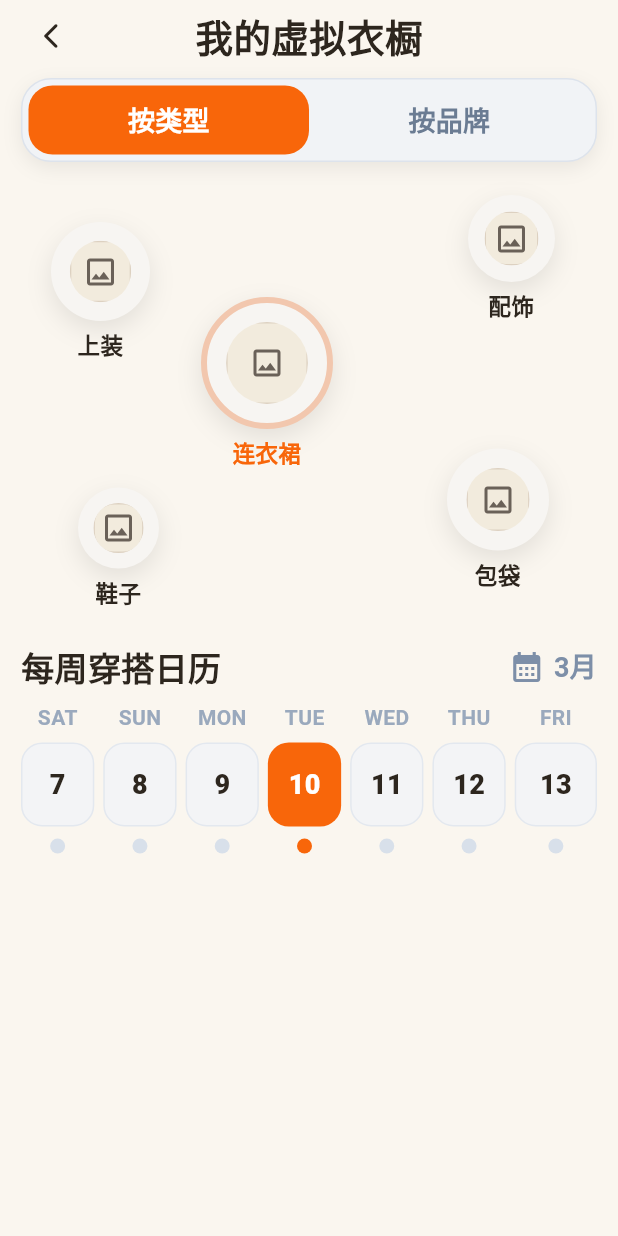
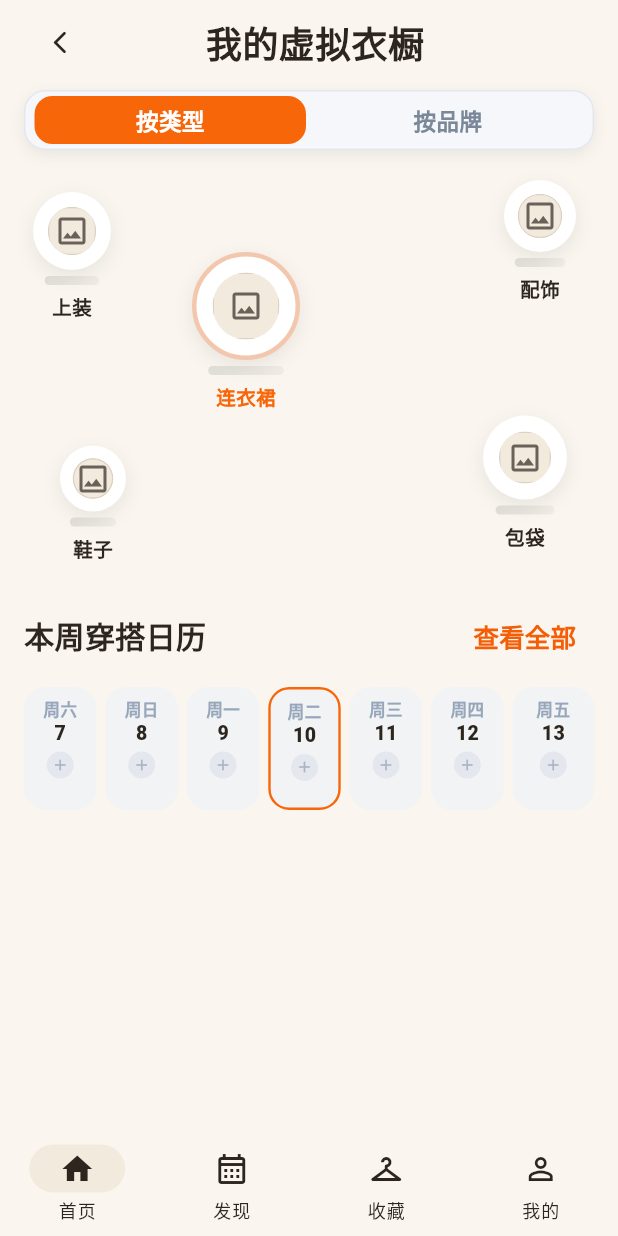
Before and after one commit to switch996/personalwardrobe, a Flutter app: the screen it shows after launch, after a tap on "进入虚拟衣橱", on a phone screen of 412 x 824 dp. Run offline on Flutter 3.47's test engine with Material 3 defaults, Android fonts, the phone set to English and light mode, and no system bars; statements that could not run were skipped.

Commit message:
修改我的虚拟衣橱

```diff
--- a/lib/pages/today_page.dart
+++ b/lib/pages/today_page.dart
@@ -23,14 +23,13 @@ class TodayPage extends StatelessWidget {
   Widget build(BuildContext context) {
     return ValueListenableBuilder<int>(
       valueListenable: refresh,
-      builder: (context, value, child) {
+      builder: (context, _, __) {
         final now = DateTime.now();
-        final todayEntries = store.outfitsOn(now);
-        final coverPath = todayEntries.isNotEmpty
-            ? todayEntries.first.imagePath
+        final todays = store.outfitsOn(now);
+        final heroImage = todays.isNotEmpty
+            ? todays.first.imagePath
             : (store.outfits.isNotEmpty ? store.outfits.first.imagePath : '');
-        final screenWidth = MediaQuery.of(context).size.width;
-        final heroHeight = (screenWidth - DsSpace.md * 2) * 1.22;
+        final heroHeight = (MediaQuery.of(context).size.width - DsSpace.md * 2) * 1.2;
 
         return Scaffold(
           backgroundColor: DsColors.paper,
@@ -41,7 +40,7 @@ class TodayPage extends StatelessWidget {
                 _HeaderRow(date: now),
                 const SizedBox(height: DsSpace.md),
                 _HeroCard(
-                  imagePath: coverPath,
+                  imagePath: heroImage,
                   height: heroHeight.clamp(360, 560).toDouble(),
                   onCameraTap: () async {
                     final changed = await showOutfitEditorSheet(
@@ -226,7 +225,7 @@ class _ClosetBanner extends StatelessWidget {
       onTap: onTap,
       borderRadius: DsRadius.lg,
       child: Container(
-        height: 162,
+        height: 160,
         decoration: BoxDecoration(
           borderRadius: DsRadius.lg,
           gradient: const LinearGradient(
@@ -261,7 +260,7 @@ class _ClosetBanner extends StatelessWidget {
                     '进入虚拟衣橱',
                     style: TextStyle(
                       color: Colors.white,
-                      fontSize: 40 / 2,
+                      fontSize: 20,
                       fontWeight: FontWeight.w800,
                     ),
                   ),
@@ -276,7 +275,7 @@ class _ClosetBanner extends StatelessWidget {
                   ),
                   SizedBox(height: 8),
                   Text(
-                    '点击推门开启 ->',
+                    '点击推门开启 →',
                     style: TextStyle(
                       color: Color(0xFFF5903D),
                       fontSize: 16,
@@ -308,10 +307,7 @@ class _WeekSection extends StatelessWidget {
   Widget build(BuildContext context) {
     final now = DateTime.now();
     final start = DateTime(now.year, now.month, now.day - 3);
-    final days = List<DateTime>.generate(
-      7,
-      (index) => DateTime(start.year, start.month, start.day + index),
-    );
+    final days = List<DateTime>.generate(7, (index) => DateTime(start.year, start.month, start.day + index));
 
     return Column(
       children: [
@@ -322,7 +318,7 @@ class _WeekSection extends StatelessWidget {
                 '本周穿搭日历',
                 style: TextStyle(
                   color: DsColors.ink,
-                  fontSize: 40 / 2,
+                  fontSize: 20,
                   fontWeight: FontWeight.w800,
                 ),
               ),
@@ -337,7 +333,7 @@ class _WeekSection extends StatelessWidget {
                 '查看全部',
                 style: TextStyle(
                   color: Color(0xFFF45E06),
-                  fontSize: 34 / 2,
+                  fontSize: 17,
                   fontWeight: FontWeight.w700,
                 ),
               ),
@@ -394,7 +390,7 @@ class _WeekDayCard extends StatelessWidget {
 
   @override
   Widget build(BuildContext context) {
-    final dayLabel = _weekdayLabel(day.weekday);
+    final label = _weekdayLabel(day.weekday);
     final selected = isToday && hasRecord;
     final outlined = isToday && !hasRecord;
 
@@ -421,7 +417,7 @@ class _WeekDayCard extends StatelessWidget {
         child: Column(
           children: [
             Text(
-              dayLabel,
+              label,
               style: TextStyle(
                 color: selected ? Colors.white : const Color(0xFF97A6BA),
                 fontSize: 11,
@@ -463,7 +459,7 @@ class _WeekDayCard extends StatelessWidget {
 }
 
 String _weekdayLabel(int weekday) {
-  const labels = <String>['MON', 'TUE', 'WED', 'THU', 'FRI', 'SAT', 'SUN'];
+  const labels = <String>['周一', '周二', '周三', '周四', '周五', '周六', '周日'];
   return labels[weekday - 1];
 }
 
--- a/lib/pages/virtual_closet_page.dart
+++ b/lib/pages/virtual_closet_page.dart
@@ -3,6 +3,10 @@ import 'package:flutter/material.dart';
 import '../design/ds.dart';
 import '../design/widgets.dart';
 import '../models/closet_item.dart';
+import '../pages/closet_page.dart';
+import '../pages/diary_page.dart';
+import '../pages/me_page.dart';
+import '../pages/outfit_detail_page.dart';
 import '../store/local_store.dart';
 
 class VirtualClosetPage extends StatefulWidget {
@@ -29,7 +33,6 @@ class _VirtualClosetPageState extends State<VirtualClosetPage> {
     return ValueListenableBuilder<int>(
       valueListenable: widget.refresh,
       builder: (context, value, child) {
-        final now = DateTime.now();
         final topItem = _firstByCategory('top');
         final accessoryItem = _firstByCategory('accessory');
         final dressItem = _firstByCategory('dress');
@@ -40,77 +43,82 @@ class _VirtualClosetPageState extends State<VirtualClosetPage> {
           backgroundColor: DsColors.paper,
           body: SafeArea(
             child: ListView(
-              padding: const EdgeInsets.fromLTRB(14, 4, 14, 20),
+              padding: const EdgeInsets.fromLTRB(16, 8, 16, 24),
               children: [
                 _TopBar(onBack: () => Navigator.of(context).pop()),
-                const SizedBox(height: 8),
+                const SizedBox(height: 12),
                 _FilterSwitch(
                   byType: _byType,
-                  onChange: (byType) {
-                    setState(() {
-                      _byType = byType;
-                    });
-                  },
+                  onChange: (value) => setState(() => _byType = value),
                 ),
-                const SizedBox(height: 14),
+                const SizedBox(height: 20),
                 SizedBox(
-                  height: 300,
+                  height: 260,
                   child: Stack(
                     clipBehavior: Clip.none,
                     children: [
                       Positioned(
-                        left: 10,
-                        top: 26,
+                        left: 6,
+                        top: 8,
                         child: _FloatIcon(
                           label: _labelFor(topItem, '上装'),
                           imagePath: topItem?.imagePath ?? '',
-                          iconSize: 66,
+                          iconSize: 52,
+                        ),
+                      ),
+                      Positioned(
+                        right: 12,
+                        top: 0,
+                        child: _FloatIcon(
+                          label: _labelFor(accessoryItem, '配饰'),
+                          imagePath: accessoryItem?.imagePath ?? '',
+                          iconSize: 48,
+                        ),
+                      ),
+                      Positioned(
+                        left: 112,
+                        top: 48,
+                        child: _FloatIcon(
+                          label: _labelFor(dressItem, '连衣裙'),
+                          imagePath: dressItem?.imagePath ?? '',
+                          iconSize: 72,
+                          highlighted: true,
+                        ),
+                      ),
+                      Positioned(
+                        left: 24,
+                        bottom: 6,
+                        child: _FloatIcon(
+                          label: _labelFor(shoesItem, '鞋子'),
+                          imagePath: shoesItem?.imagePath ?? '',
+                          iconSize: 44,
                         ),
                       ),
                       Positioned(
                         right: 18,
-                        top: 8,
-                        child: _FloatIcon(
-                          label: _labelFor(accessoryItem, '配饰'),
-                          imagePath: accessoryItem?.imagePath ?? '',
-                          iconSize: 58,
-                        ),
-                      ),
-                      Positioned(
-                        left: 110,
-                        top: 76,
-                        child: _FloatIcon(
-                          label: _labelFor(dressItem, '连衣裙'),
-                          imagePath: dressItem?.imagePath ?? '',
-                          iconSize: 88,
-                          highlighted: true,
-                        ),
-                      ),
-                      Positioned(
-                        left: 28,
-                        bottom: 18,
-                        child: _FloatIcon(
-                          label: _labelFor(shoesItem, '鞋子'),
-                          imagePath: shoesItem?.imagePath ?? '',
-                          iconSize: 54,
-                        ),
-                      ),
-                      Positioned(
-                        right: 22,
-                        bottom: 30,
+                        bottom: 14,
                         child: _FloatIcon(
                           label: _labelFor(bagItem, '包袋'),
                           imagePath: bagItem?.imagePath ?? '',
-                          iconSize: 68,
+                          iconSize: 56,
                         ),
                       ),
                     ],
                   ),
                 ),
-                const SizedBox(height: 8),
-                _WeekCalendar(now: now),
+                const SizedBox(height: 20),
+                _WeeklyStrip(
+                  store: widget.store,
+                  refresh: widget.refresh,
+                  onRefresh: widget.onRefresh,
+                ),
               ],
             ),
+          ),
+          bottomNavigationBar: _BottomNav(
+            store: widget.store,
+            refresh: widget.refresh,
+            onRefresh: widget.onRefresh,
           ),
         );
       },
@@ -142,14 +150,9 @@ class _TopBar extends StatelessWidget {
       height: 40,
       child: Row(
         children: [
-          SizedBox(
-            width: 40,
-            height: 40,
-            child: IconButton(
-              padding: EdgeInsets.zero,
-              onPressed: onBack,
-              icon: const Icon(Icons.arrow_back_ios_new_rounded, size: 20),
-            ),
+          IconButton(
+            onPressed: onBack,
+            icon: const Icon(Icons.arrow_back_ios_new_rounded, size: 18),
           ),
           const Expanded(
             child: Center(
@@ -157,7 +160,7 @@ class _TopBar extends StatelessWidget {
                 '我的虚拟衣橱',
                 style: TextStyle(
                   color: DsColors.ink,
-                  fontSize: 25,
+                  fontSize: 24,
                   fontWeight: FontWeight.w800,
                 ),
               ),
@@ -171,10 +174,7 @@ class _TopBar extends StatelessWidget {
 }
 
 class _FilterSwitch extends StatelessWidget {
-  const _FilterSwitch({
-    required this.byType,
-    required this.onChange,
-  });
+  const _FilterSwitch({required this.byType, required this.onChange});
 
   final bool byType;
   final ValueChanged<bool> onChange;
@@ -182,14 +182,14 @@ class _FilterSwitch extends StatelessWidget {
   @override
   Widget build(BuildContext context) {
     return Container(
-      height: 56,
-      padding: const EdgeInsets.all(4),
+      height: 40,
+      padding: const EdgeInsets.symmetric(horizontal: 4, vertical: 3),
       decoration: BoxDecoration(
-        color: const Color(0xFFF1F3F6),
-        borderRadius: BorderRadius.circular(20),
-        border: Border.all(color: const Color(0xFFDDE3EC)),
+        color: const Color(0xFFF6F7FA),
+        borderRadius: BorderRadius.circular(14),
+        border: Border.all(color: const Color(0xFFE3E8EF)),
         boxShadow: const [
-          BoxShadow(color: Color(0x12000000), blurRadius: 10, offset: Offset(0, 4)),
+          BoxShadow(color: Color(0x12000000), blurRadius: 8, offset: Offset(0, 3)),
         ],
       ),
       child: Row(
@@ -225,20 +225,22 @@ class _SwitchCell extends StatelessWidget {
   Widget build(BuildContext context) {
     return Expanded(
       child: InkWell(
+        borderRadius: BorderRadius.circular(12),
         onTap: onTap,
-        borderRadius: BorderRadius.circular(16),
         child: AnimatedContainer(
-          duration: const Duration(milliseconds: 180),
+          duration: const Duration(milliseconds: 220),
+          curve: Curves.easeInOut,
+          margin: const EdgeInsets.symmetric(horizontal: 2),
           alignment: Alignment.center,
           decoration: BoxDecoration(
             color: selected ? const Color(0xFFF8660A) : Colors.transparent,
-            borderRadius: BorderRadius.circular(16),
+            borderRadius: BorderRadius.circular(12),
           ),
           child: Text(
             text,
             style: TextStyle(
-              color: selected ? Colors.white : const Color(0xFF6B7C93),
-              fontSize: 18,
+              color: selected ? Colors.white : const Color(0xFF7A8899),
+              fontSize: 15,
               fontWeight: FontWeight.w700,
             ),
           ),
@@ -248,7 +250,7 @@ class _SwitchCell extends StatelessWidget {
   }
 }
 
-class _FloatIcon extends StatelessWidget {
+class _FloatIcon extends StatefulWidget {
   const _FloatIcon({
     required this.label,
     required this.imagePath,
@@ -262,42 +264,63 @@ class _FloatIcon extends StatelessWidget {
   final bool highlighted;
 
   @override
+  State<_FloatIcon> createState() => _FloatIconState();
+}
+
+class _FloatIconState extends State<_FloatIcon> {
+  bool _forward = true;
+
+  @override
   Widget build(BuildContext context) {
-    return SizedBox(
-      width: iconSize + 20,
+    return TweenAnimationBuilder<double>(
+      duration: const Duration(milliseconds: 2200),
+      tween: Tween(begin: _forward ? -5 : 5, end: _forward ? 5 : -5),
+      curve: Curves.easeInOut,
+      onEnd: () => setState(() => _forward = !_forward),
+      builder: (context, value, child) => Transform.translate(offset: Offset(0, value), child: child),
       child: Column(
         mainAxisSize: MainAxisSize.min,
         children: [
           Container(
-            width: iconSize,
-            height: iconSize,
+            width: widget.iconSize,
+            height: widget.iconSize,
             decoration: BoxDecoration(
               shape: BoxShape.circle,
-              color: const Color(0xFFF7F5F2),
-              border: highlighted ? Border.all(color: const Color(0xFFF2C7AE), width: 4) : null,
+              color: Colors.white,
+              border: widget.highlighted ? Border.all(color: const Color(0xFFF2C7AE), width: 3) : null,
               boxShadow: const [
-                BoxShadow(color: Color(0x18000000), blurRadius: 14, offset: Offset(0, 6)),
+                BoxShadow(color: Color(0x14000000), blurRadius: 10, offset: Offset(0, 4)),
               ],
             ),
             child: Center(
               child: ClipOval(
                 child: AppImage(
-                  path: imagePath,
-                  width: iconSize * 0.62,
-                  height: iconSize * 0.62,
+                  path: widget.imagePath,
+                  width: widget.iconSize * 0.62,
+                  height: widget.iconSize * 0.62,
                 ),
               ),
             ),
           ),
+          const SizedBox(height: 4),
+          Container(
+            width: widget.iconSize * 0.7,
+            height: 6,
+            decoration: const BoxDecoration(
+              gradient: LinearGradient(
+                colors: [Color(0x1A000000), Color(0x0A000000)],
+              ),
+              borderRadius: BorderRadius.all(Radius.circular(3)),
+            ),
+          ),
           const SizedBox(height: 6),
           Text(
-            label,
+            widget.label,
             maxLines: 1,
             overflow: TextOverflow.ellipsis,
-            textAlign: TextAlign.center,
             style: TextStyle(
-              color: highlighted ? const Color(0xFFF8660A) : DsColors.ink,
-              fontSize: 15,
+              color: widget.highlighted ? const Color(0xFFF8660A) : DsColors.ink,
+              fontSize: 13,
               fontWeight: FontWeight.w700,
             ),
           ),
@@ -307,18 +330,22 @@ class _FloatIcon extends StatelessWidget {
   }
 }
 
-class _WeekCalendar extends StatelessWidget {
-  const _WeekCalendar({required this.now});
+class _WeeklyStrip extends StatelessWidget {
+  const _WeeklyStrip({
+    required this.store,
+    required this.refresh,
+    required this.onRefresh,
+  });
 
-  final DateTime now;
+  final LocalStore store;
+  final ValueNotifier<int> refresh;
+  final VoidCallback onRefresh;
 
   @override
   Widget build(BuildContext context) {
+    final now = DateTime.now();
     final start = DateTime(now.year, now.month, now.day - 3);
-    final days = List<DateTime>.generate(
-      7,
-      (index) => DateTime(start.year, start.month, start.day + index),
-    );
+    final days = List<DateTime>.generate(7, (index) => DateTime(start.year, start.month, start.day + index));
 
     return Column(
       children: [
@@ -326,72 +353,56 @@ class _WeekCalendar extends StatelessWidget {
           children: [
             const Expanded(
               child: Text(
-                '每周穿搭日历',
+                '本周穿搭日历',
                 style: TextStyle(
                   color: DsColors.ink,
-                  fontSize: 22,
+                  fontSize: 20,
                   fontWeight: FontWeight.w800,
                 ),
               ),
             ),
-            const Icon(Icons.calendar_month, color: Color(0xFF7D8FA8)),
-            const SizedBox(width: 6),
-            Text(
-              '${now.month}月',
-              style: const TextStyle(
-                color: Color(0xFF7D8FA8),
-                fontSize: 18,
-                fontWeight: FontWeight.w700,
+            TextButton(
+              onPressed: () {
+                ScaffoldMessenger.of(context).showSnackBar(
+                  const SnackBar(content: Text('请切到 Diary 查看全部记录')),
+                );
+              },
+              child: const Text(
+                '查看全部',
+                style: TextStyle(
+                  color: Color(0xFFF45E06),
+                  fontSize: 17,
+                  fontWeight: FontWeight.w700,
+                ),
               ),
             ),
           ],
         ),
-        const SizedBox(height: 10),
+        const SizedBox(height: DsSpace.sm),
         Row(
           children: List<Widget>.generate(days.length, (index) {
             final day = days[index];
-            final isToday = _isSameDay(day, now);
+            final entries = store.outfitsOn(day);
             return Expanded(
               child: Padding(
                 padding: EdgeInsets.only(right: index == days.length - 1 ? 0 : 6),
-                child: Column(
-                  children: [
-                    Text(
-                      _weekdayLabel(day.weekday),
-                      style: const TextStyle(
-                        color: Color(0xFF9AA9BD),
-                        fontSize: 14,
-                        fontWeight: FontWeight.w600,
-                      ),
-                    ),
-                    const SizedBox(height: 8),
-                    Container(
-                      height: 56,
-                      decoration: BoxDecoration(
-                        color: isToday ? const Color(0xFFF8660A) : const Color(0xFFF3F4F6),
-                        borderRadius: BorderRadius.circular(14),
-                        border: isToday ? null : Border.all(color: const Color(0xFFE3E8EF)),
-                      ),
-                      alignment: Alignment.center,
-                      child: Text(
-                        '${day.day}',
-                        style: TextStyle(
-                          color: isToday ? Colors.white : DsColors.ink,
-                          fontSize: 18,
-                          fontWeight: FontWeight.w800,
+                child: _WeekDayCard(
+                  day: day,
+                  isToday: _isSameDay(day, now),
+                  hasRecord: entries.isNotEmpty,
+                  onTap: () async {
+                    if (entries.isEmpty) return;
+                    await Navigator.of(context).push(
+                      MaterialPageRoute(
+                        builder: (_) => OutfitDetailPage(
+                          entryId: entries.first.id,
+                          store: store,
+                          refresh: refresh,
+                          onRefresh: onRefresh,
                         ),
                       ),
-                    ),
-                    const SizedBox(height: 8),
-                    Container(
-                      width: 10,
-                      height: 10,
-                      decoration: BoxDecoration(
-                        shape: BoxShape.circle,
-                        color: isToday ? const Color(0xFFF8660A) : const Color(0xFFD8E0EA),
-                      ),
-                    ),
-                  ],
+                    );
+                  },
                 ),
               ),
             );
@@ -402,8 +413,180 @@ class _WeekCalendar extends StatelessWidget {
   }
 }
 
+class _WeekDayCard extends StatelessWidget {
+  const _WeekDayCard({
+    required this.day,
+    required this.isToday,
+    required this.hasRecord,
+    required this.onTap,
+  });
+
+  final DateTime day;
+  final bool isToday;
+  final bool hasRecord;
+  final VoidCallback onTap;
+
+  @override
+  Widget build(BuildContext context) {
+    final label = _weekdayLabel(day.weekday);
+    final selected = isToday && hasRecord;
+    final outlined = isToday && !hasRecord;
+
+    return InkWell(
+      borderRadius: BorderRadius.circular(14),
+      onTap: onTap,
+      child: Container(
+        height: 82,
+        decoration: BoxDecoration(
+          borderRadius: BorderRadius.circular(14),
+          color: selected ? const Color(0xFFF8660A) : const Color(0xFFF1F3F5),
+          border: outlined ? Border.all(color: const Color(0xFFF8660A), width: 1.6) : null,
+          boxShadow: selected
+              ? const [
+                  BoxShadow(
+                    color: Color(0x28F8660A),
+                    blurRadius: 14,
+                    offset: Offset(0, 8),
+                  ),
+                ]
+              : null,
+        ),
+        padding: const EdgeInsets.symmetric(vertical: 7),
+        child: Column(
+          children: [
+            Text(
+              label,
+              style: TextStyle(
+                color: selected ? Colors.white : const Color(0xFF97A6BA),
+                fontSize: 11,
+                fontWeight: FontWeight.w700,
+              ),
+            ),
+            const SizedBox(height: 1),
+            Text(
+              '${day.day}',
+              style: TextStyle(
+                color: selected ? Colors.white : DsColors.ink,
+                fontSize: 13,
+                fontWeight: FontWeight.w800,
+              ),
+            ),
+            const SizedBox(height: 4),
+            Container(
+              width: 18,
+              height: 18,
+              decoration: BoxDecoration(
+                color: selected
+                    ? const Color(0x33FFFFFF)
+                    : (hasRecord ? const Color(0x1AF8660A) : const Color(0xFFE4E8EE)),
+                shape: BoxShape.circle,
+              ),
+              child: Icon(
+                hasRecord ? Icons.check : Icons.add,
+                size: 12,
+                color: selected
+                    ? Colors.white
+                    : (hasRecord ? const Color(0xFFF8660A) : const Color(0xFFAAB4C4)),
+              ),
+            ),
+          ],
+        ),
+      ),
+    );
+  }
+}
+
+class _BottomNav extends StatefulWidget {
+  const _BottomNav({
+    required this.store,
+    required this.refresh,
+    required this.onRefresh,
+  });
+
+  final LocalStore store;
+  final ValueNotifier<int> refresh;
+  final VoidCallback onRefresh;
+
+  @override
+  State<_BottomNav> createState() => _BottomNavState();
+}
+
+class _BottomNavState extends State<_BottomNav> {
+  int _index = 0;
+
+  @override
+  Widget build(BuildContext context) {
+    return NavigationBar(
+      height: 70,
+      backgroundColor: DsColors.paper,
+      selectedIndex: _index,
+      onDestinationSelected: (value) async {
+        setState(() {
+          _index = value;
+        });
+        switch (value) {
+          case 0:
+            Navigator.of(context).pop();
+            break;
+          case 1:
+            await Navigator.of(context).push(
+              MaterialPageRoute(
+                builder: (_) => DiaryPage(
+                  store: widget.store,
+                  refresh: widget.refresh,
+                  onRefresh: widget.onRefresh,
+                ),
+              ),
+            );
+            break;
+          case 2:
+            await Navigator.of(context).push(
+              MaterialPageRoute(
+                builder: (_) => ClosetPage(
+                  store: widget.store,
+                  refresh: widget.refresh,
+                  onRefresh: widget.onRefresh,
+                ),
+              ),
+            );
+            break;
+          case 3:
+            await Navigator.of(context).push(
+              MaterialPageRoute(
+                builder: (_) => MePage(store: widget.store, refresh: widget.refresh),
+              ),
+            );
+            break;
+        }
+      },
+      destinations: const [
+        NavigationDestination(
+          icon: Icon(Icons.home_outlined),
+          selectedIcon: Icon(Icons.home),
+          label: '首页',
+        ),
+        NavigationDestination(
+          icon: Icon(Icons.calendar_month_outlined),
+          selectedIcon: Icon(Icons.calendar_month),
+          label: '发现',
+        ),
+        NavigationDestination(
+          icon: Icon(Icons.checkroom_outlined),
+          selectedIcon: Icon(Icons.checkroom),
+          label: '收藏',
+        ),
+        NavigationDestination(
+          icon: Icon(Icons.person_outline),
+          selectedIcon: Icon(Icons.person),
+          label: '我的',
+        ),
+      ],
+    );
+  }
+}
+
 String _weekdayLabel(int weekday) {
-  const labels = <String>['MON', 'TUE', 'WED', 'THU', 'FRI', 'SAT', 'SUN'];
+  const labels = <String>['周一', '周二', '周三', '周四', '周五', '周六', '周日'];
   return labels[weekday - 1];
 }
 
```
